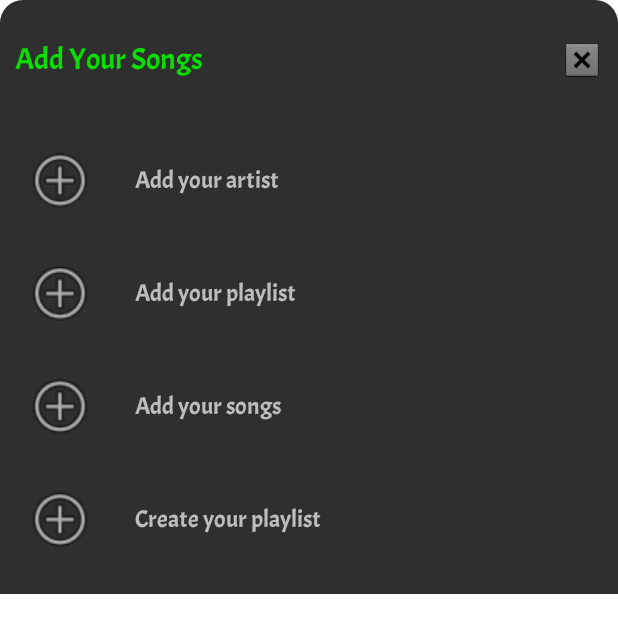
After one commit to lakshmanmalviya/TestingFirstKt, an Android app: the layout addanything_dialog.xml on its own in the app's theme, with its tools: preview values and no code run, on a phone screen of 412 x 824 dp. The commit adds this screen. Shown: the top 633 px of the screen. Run offline under Robolectric (Android 15) with nearby library versions, the phone set to English and light mode, and no system bars.

Commit message:
updated with good ui and dialog boxes

```diff
--- a/app/src/main/java/com/example/myapp/Activities/AddPlaylist.kt
+++ b/app/src/main/java/com/example/myapp/Activities/AddPlaylist.kt
@@ -15,7 +15,8 @@ class AddPlaylist : AppCompatActivity() {
     private lateinit var database: FirebaseDatabase
     private lateinit var storage: FirebaseStorage
     private lateinit var myref: DatabaseReference
-    override fun onCreate(savedInstanceState: Bundle?) {
+    override fun onCreate(savedInstanceState: Bundle?)
+    {
         super.onCreate(savedInstanceState)
         bnd = ActivityAddPlaylistBinding.inflate(layoutInflater)
         setContentView(bnd.root)
--- a/app/src/main/res/anim/slid_up.xml
+++ b/app/src/main/res/anim/slid_up.xml
@@ -1,7 +1,7 @@
 <!-- slide_up.xml -->
 <set xmlns:android="http://schemas.android.com/apk/res/android">
     <translate
-        android:fromYDelta="100%p"
+        android:fromYDelta="50%p"
         android:toYDelta="0"
         android:duration="300" />
 </set>
--- /dev/null
+++ b/app/src/main/res/drawable/corner_skybg.xml
@@ -0,0 +1,17 @@
+<?xml version="1.0" encoding="utf-8"?>
+<shape xmlns:android="http://schemas.android.com/apk/res/android">
+
+    <solid
+        android:color="#2F2F2F"/>
+    <corners
+        android:topLeftRadius="@dimen/margin_15dp"
+        android:topRightRadius="@dimen/margin_15dp"
+        />
+    <padding
+        android:paddingLeft="@dimen/padding_20dp"
+        android:paddingRight="@dimen/padding_20dp"
+        android:paddingTop="@dimen/padding_5dp"
+        android:paddingBottom="@dimen/padding_5dp"
+        />
+
+</shape>
--- a/app/src/main/res/layout/activity_add_playlist.xml
+++ b/app/src/main/res/layout/activity_add_playlist.xml
@@ -48,7 +48,7 @@
                 tools:ignore="TouchTargetSizeCheck" />
 
             <androidx.appcompat.widget.AppCompatButton
-                android:id="@+id/addPlaylist"
+                android:id="@+id/addArtist"
                 android:layout_width="match_parent"
                 android:layout_height="wrap_content"
                 android:layout_below="@id/pwdInput"
--- /dev/null
+++ b/app/src/main/res/layout/addanything_dialog.xml
@@ -0,0 +1,180 @@
+<?xml version="1.0" encoding="utf-8"?>
+<LinearLayout xmlns:android="http://schemas.android.com/apk/res/android"
+    xmlns:app="http://schemas.android.com/apk/res-auto"
+    android:layout_width="wrap_content"
+    android:layout_height="wrap_content"
+    android:background="@drawable/corner_skybg"
+    android:minWidth="500dp"
+    android:orientation="vertical"
+    android:paddingTop="@dimen/margin_10dp"
+    android:paddingBottom="@dimen/padding_20dp">
+
+    <ScrollView
+        android:layout_width="match_parent"
+        android:layout_height="match_parent">
+
+        <LinearLayout
+            android:layout_width="match_parent"
+            android:layout_height="wrap_content"
+            android:orientation="vertical">
+
+            <LinearLayout
+                android:layout_width="match_parent"
+                android:layout_height="wrap_content"
+                android:layout_gravity="center"
+                android:gravity="center"
+                android:orientation="horizontal"
+                android:padding="@dimen/padding_10dp">
+
+                <TextView
+                    android:layout_width="0dp"
+                    android:layout_height="wrap_content"
+                    android:layout_weight="1"
+                    android:fontFamily="@font/acmeregular"
+                    android:gravity="start"
+                    android:text="Add Your Songs"
+                    android:textColor="@color/green"
+                    android:textSize="@dimen/text_size_20sp" /> <!-- Set text to the left corner -->
+
+                <Space
+                    android:layout_width="wrap_content"
+                    android:layout_height="wrap_content"
+                    android:layout_weight="1" /> <!-- Space to maintain the middle area -->
+
+                <ImageView
+                    android:id="@+id/closeDialog"
+                    android:layout_width="28dp"
+                    android:layout_height="@dimen/margin_40dp"
+                    android:gravity="end"
+                    android:src="@android:drawable/btn_dialog" />
+
+            </LinearLayout>
+
+            <LinearLayout
+                android:id="@+id/addArtist"
+                android:layout_width="match_parent"
+                android:layout_height="wrap_content"
+                android:layout_marginTop="@dimen/margin_20dp"
+                android:gravity="center"
+                android:orientation="horizontal"
+                android:paddingLeft="@dimen/padding_10dp">
+
+                <ImageView
+                    android:id="@+id/imageViesdfsfsw6"
+                    android:layout_width="60dp"
+                    android:layout_height="60dp"
+                    android:background="@drawable/skybg"
+                    android:padding="@dimen/padding_5dp"
+                    android:src="@android:drawable/ic_menu_add" />
+
+                <TextView
+                    android:id="@+id/textViewertet7"
+                    android:layout_width="0dp"
+                    android:layout_height="wrap_content"
+                    android:layout_weight="1"
+                    android:fontFamily="@font/acmeregular"
+                    android:gravity="start"
+                    android:paddingLeft="@dimen/padding_20dp"
+                    android:text="Add your artist"
+                    android:textColor="@color/graywhite"
+                    android:textSize="@dimen/text_size_16sp" />
+
+            </LinearLayout>
+
+            <LinearLayout
+                android:id="@+id/addPlaylist"
+                android:layout_width="match_parent"
+                android:layout_height="wrap_content"
+                android:layout_marginTop="@dimen/margin_15dp"
+                android:gravity="center"
+                android:orientation="horizontal"
+                android:paddingLeft="@dimen/padding_10dp">
+
+                <ImageView
+                    android:id="@+id/imageView6"
+                    android:layout_width="60dp"
+                    android:layout_height="60dp"
+                    android:background="@drawable/skybg"
+                    android:padding="@dimen/padding_5dp"
+                    android:src="@android:drawable/ic_menu_add" />
+
+                <TextView
+                    android:id="@+id/textView7"
+                    android:layout_width="0dp"
+                    android:layout_height="wrap_content"
+                    android:layout_weight="1"
+                    android:fontFamily="@font/acmeregular"
+                    android:gravity="start"
+                    android:paddingLeft="@dimen/padding_20dp"
+                    android:text="Add your playlist"
+                    android:textColor="@color/graywhite"
+                    android:textSize="@dimen/text_size_16sp" />
+
+            </LinearLayout>
+
+            <LinearLayout
+                android:id="@+id/addSongs"
+                android:layout_width="match_parent"
+                android:layout_height="wrap_content"
+                android:layout_marginTop="@dimen/margin_15dp"
+                android:gravity="center"
+                android:orientation="horizontal"
+                android:paddingLeft="@dimen/padding_10dp">
+
+                <ImageView
+                    android:id="@+id/imageVidgsfew6"
+                    android:layout_width="60dp"
+                    android:layout_height="60dp"
+                    android:background="@drawable/skybg"
+                    android:padding="@dimen/padding_5dp"
+                    android:src="@android:drawable/ic_menu_add" />
+
+                <TextView
+                    android:id="@+id/tefgdfgxtView7"
+                    android:layout_width="0dp"
+                    android:layout_height="wrap_content"
+                    android:layout_weight="1"
+                    android:fontFamily="@font/acmeregular"
+                    android:gravity="start"
+                    android:paddingLeft="@dimen/padding_20dp"
+                    android:text="Add your songs"
+                    android:textColor="@color/graywhite"
+                    android:textSize="@dimen/text_size_16sp" />
+
+            </LinearLayout>
+
+            <LinearLayout
+                android:id="@+id/createPlaylist"
+                android:layout_width="match_parent"
+                android:layout_height="wrap_content"
+                android:layout_marginTop="@dimen/margin_15dp"
+                android:gravity="center"
+                android:orientation="horizontal"
+                android:paddingLeft="@dimen/padding_10dp">
+
+                <ImageView
+                    android:id="@+id/imartryergfdgeView6"
+                    android:layout_width="60dp"
+                    android:layout_height="60dp"
+                    android:background="@drawable/skybg"
+                    android:padding="@dimen/padding_5dp"
+                    android:src="@android:drawable/ic_menu_add" />
+
+                <TextView
+                    android:id="@+id/textVsdfsfiew7"
+                    android:layout_width="0dp"
+                    android:layout_height="wrap_content"
+                    android:layout_weight="1"
+                    android:fontFamily="@font/acmeregular"
+                    android:gravity="start"
+                    android:paddingLeft="@dimen/padding_20dp"
+                    android:text="Create your playlist"
+                    android:textColor="@color/graywhite"
+                    android:textSize="@dimen/text_size_16sp" />
+
+            </LinearLayout>
+        </LinearLayout>
+    </ScrollView>
+
+
+</LinearLayout>
--- a/app/src/main/res/values/colors.xml
+++ b/app/src/main/res/values/colors.xml
@@ -1,5 +1,5 @@
 <?xml version="1.0" encoding="utf-8"?>
-<resources>
+<resources xmlns:tools="http://schemas.android.com/tools">
     <color name="purple_200">#FFBB86FC</color>
     <color name="purple_500">#FF6200EE</color>
     <color name="purple_700">#FF3700B3</color>
@@ -9,5 +9,6 @@
     <color name="green">#08DE00</color>
     <color name="sky">#2F2F2F</color>
     <color name="radiusblack">#1E4C4C4C</color>
-    <color name="white">#FFFFFFFF</color>
+    <color name="white">#FFFFFF</color>
+    <color name="graywhite">#AFFFFFFF</color>
 </resources>
```
Also changed, not shown: app/src/main/java/com/example/myapp/Activities/EmailPwdSignUp.kt (+88 -119 lines), app/src/main/java/com/example/myapp/Activities/MasterAllPage.kt (+39 -6 lines), app/src/main/java/com/example/myapp/Classes/MyColor.kt (added, +13 -0 lines), app/src/main/java/com/example/myapp/MainActivity.kt (+9 -0 lines), app/src/main/res/anim/slide_up_reverse.xml (added, +7 -0 lines), app/src/main/res/drawable/circleskybg.xml (added, +13 -0 lines), app/src/main/res/layout/custom_toast.xml (added, +37 -0 lines), app/src/main/res/values/style.xml (added, +7 -0 lines).
